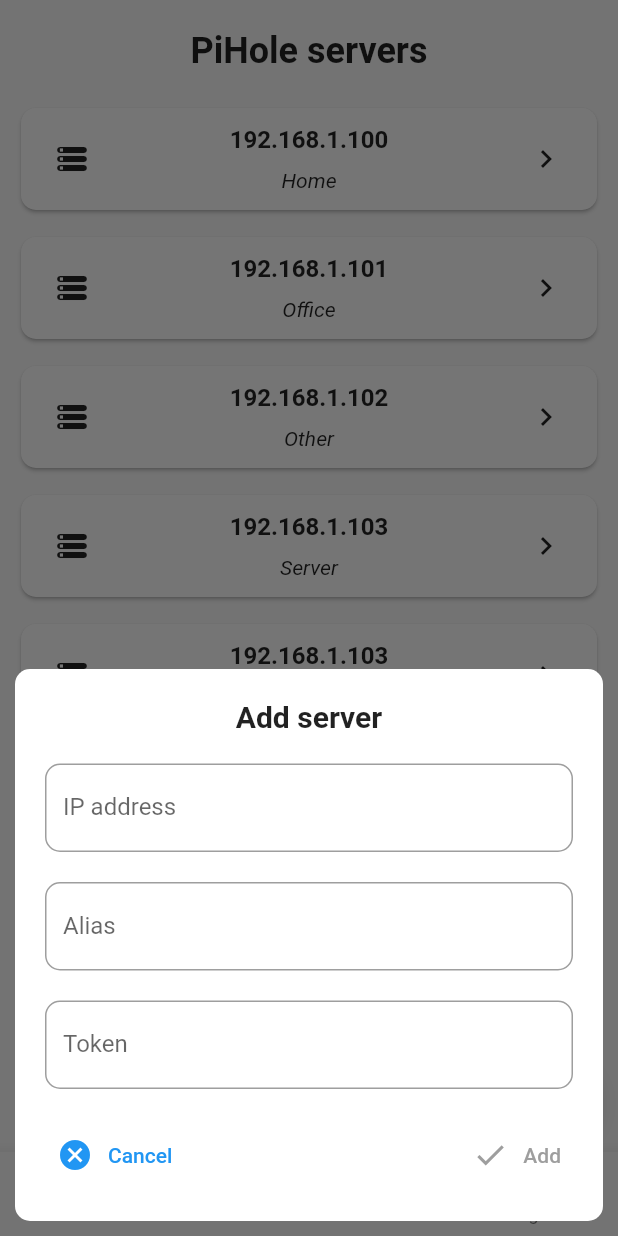
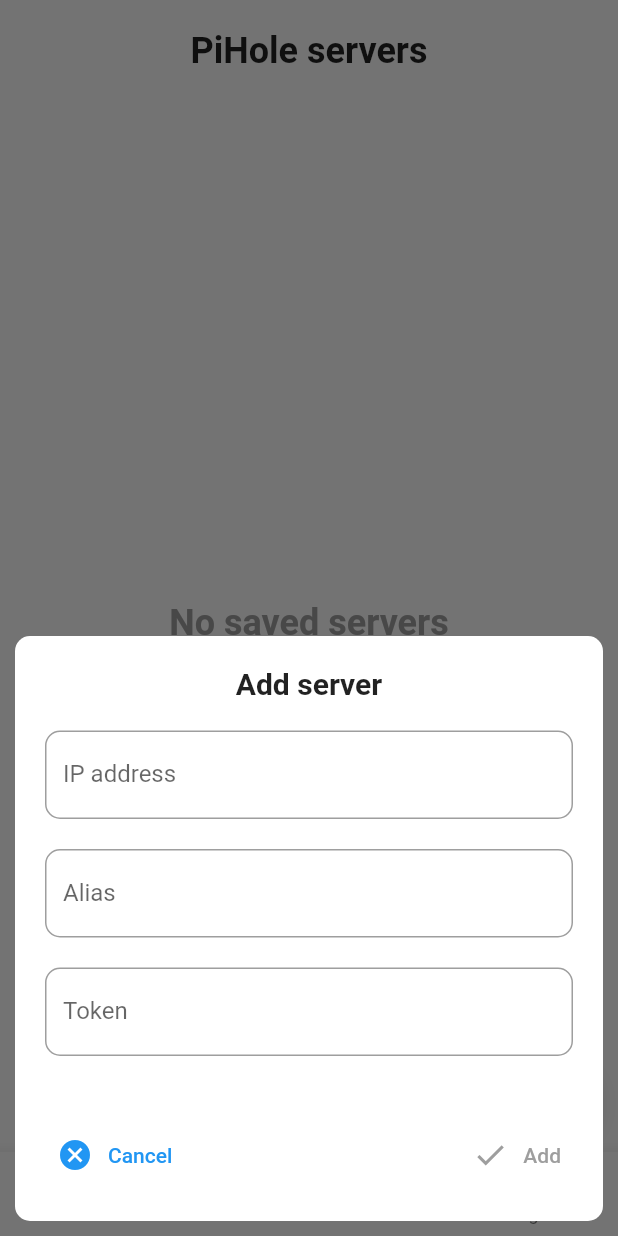
Before and after one commit to JGeek00/droid-hole, a Flutter app: the screen it shows after launch, item 2 of the bottom bar chosen, after a tap on the "add" icon, on a phone screen of 412 x 824 dp. Run offline on Flutter 3.47's test engine with Material 2 defaults, Android fonts, the phone set to English and light mode, and no system bars.

Commit message:
Added servers provider

```diff
--- a/lib/functions/modal_bottom_sheet.dart
+++ b/lib/functions/modal_bottom_sheet.dart
@@ -1,9 +1,13 @@
+import 'package:droid_hole/providers/servers_provider.dart';
+import 'package:flutter/material.dart';
+import 'package:provider/provider.dart';
+
 import 'package:droid_hole/widgets/add_server_modal.dart';
-import 'package:flutter/material.dart';
-
 import 'package:droid_hole/widgets/enable_disable_modal.dart';
 
 void openModalBottomSheet(BuildContext context, String sheet) {
+  final serversProvider = Provider.of<ServersProvider>(context, listen: false);
+
   showModalBottomSheet(
     context: context,
     isScrollControlled: true,
@@ -18,7 +22,10 @@ void openModalBottomSheet(BuildContext context, String sheet) {
         case 'addServer':
           return AddServerModal(
             onCancel: () => {Navigator.pop(context)},
-            onConfirm: (time) => {},
+            onConfirm: (server) {
+              serversProvider.addServer(server);
+              Navigator.pop(context);
+            },
           );
 
         default:
--- a/lib/main.dart
+++ b/lib/main.dart
@@ -1,9 +1,22 @@
+import 'package:droid_hole/providers/servers_provider.dart';
 import 'package:flutter/material.dart';
 
 import 'package:droid_hole/screens/base.dart';
+import 'package:provider/provider.dart';
 
 void main() {
-  runApp(const DroidHole());
+  WidgetsFlutterBinding.ensureInitialized();
+  ServersProvider serversProvider = ServersProvider();
+  runApp(
+    MultiProvider(
+      providers: [
+        ChangeNotifierProvider(
+          create: ((context) => serversProvider),
+        )
+      ],
+      child: const DroidHole(),
+    )
+  );
 }
 
 class DroidHole extends StatefulWidget {
--- a/lib/models/server.dart
+++ b/lib/models/server.dart
@@ -1,11 +1,11 @@
 class Server {
   final String ipAddress;
-  final String alias;
+  final String? alias;
   final String token;
 
   const Server({
     required this.ipAddress,
-    required this.alias,
+    this.alias,
     required this.token
   });
 }
--- /dev/null
+++ b/lib/providers/servers_provider.dart
@@ -0,0 +1,22 @@
+import 'package:flutter/material.dart';
+
+import 'package:droid_hole/models/server.dart';
+
+class ServersProvider with ChangeNotifier {
+  List<Server> _serversList = [];
+
+  List<Server> get getServersList {
+    return _serversList;
+  }
+
+  void addServer(Server server) {
+    _serversList.add(server);
+    notifyListeners();
+  }
+
+  void removeServer(String serverIp) {
+    List<Server> newServers = _serversList.where((server) => server.ipAddress != serverIp).toList();
+    _serversList = newServers;
+    notifyListeners();
+  }
+}
--- a/lib/screens/servers.dart
+++ b/lib/screens/servers.dart
@@ -1,37 +1,17 @@
+import 'package:flutter/material.dart';
+import 'package:provider/provider.dart';
+
 import 'package:droid_hole/models/server.dart';
-import 'package:flutter/material.dart';
+import 'package:droid_hole/providers/servers_provider.dart';
 
 class Servers extends StatelessWidget {
   const Servers({Key? key}) : super(key: key);
 
   @override
   Widget build(BuildContext context) {
-    double height = MediaQuery.of(context).size.height;
-    List servers = [
-      Server(ipAddress: '192.168.1.100', alias: 'Home', token: '123456'),
-      Server(ipAddress: '192.168.1.101', alias: 'Office', token: '123456'),
-      Server(ipAddress: '192.168.1.102', alias: 'Other', token: '123456'),
-      Server(ipAddress: '192.168.1.103', alias: 'Server', token: '123456'),
-      Server(ipAddress: '192.168.1.103', alias: 'Server', token: '123456'),
-      Server(ipAddress: '192.168.1.103', alias: 'Server', token: '123456'),
-      Server(ipAddress: '192.168.1.103', alias: 'Server', token: '123456'),
-      Server(ipAddress: '192.168.1.103', alias: 'Server', token: '123456'),
-      Server(ipAddress: '192.168.1.103', alias: 'Server', token: '123456'),
-      Server(ipAddress: '192.168.1.103', alias: 'Server', token: '123456'),
-      Server(ipAddress: '192.168.1.103', alias: 'Server', token: '123456'),
-      Server(ipAddress: '192.168.1.103', alias: 'Server', token: '123456'),
-      Server(ipAddress: '192.168.1.103', alias: 'Server', token: '123456'),
-      Server(ipAddress: '192.168.1.103', alias: 'Server', token: '123456'),
-      Server(ipAddress: '192.168.1.103', alias: 'Server', token: '123456'),
-      Server(ipAddress: '192.168.1.103', alias: 'Server', token: '123456'),
-      Server(ipAddress: '192.168.1.103', alias: 'Server', token: '123456'),
-      Server(ipAddress: '192.168.1.103', alias: 'Server', token: '123456'),
-      Server(ipAddress: '192.168.1.103', alias: 'Server', token: '123456'),
-      Server(ipAddress: '192.168.1.103', alias: 'Server', token: '123456'),
-      Server(ipAddress: '192.168.1.103', alias: 'Server', token: '123456'),
-      Server(ipAddress: '192.168.1.103', alias: 'Server', token: '123456'),
-      Server(ipAddress: '192.168.1.103', alias: 'Server', token: '123456'),
-    ];
+    final serversProvider = Provider.of<ServersProvider>(context);
+    List<Server> servers = serversProvider.getServersList;
+
     return Column(
       children: [
         const Padding(
@@ -50,7 +30,8 @@ class Servers extends StatelessWidget {
           ),
         ),
         Expanded(
-          child: ListView.builder(
+          child: servers.isNotEmpty ?
+            ListView.builder(
               itemCount: servers.length,
               itemBuilder: (context, index) => Padding(
                 padding: const EdgeInsets.symmetric(
@@ -79,13 +60,17 @@ class Servers extends StatelessWidget {
                                 fontWeight: FontWeight.bold
                               ),
                             ),
+                            if (servers[index].alias != null) Column(
+                              children: [
                                 const SizedBox(height: 10),
                                 Text(
-                            servers[index].alias,
+                                  servers[index].alias!,
                                   style: const TextStyle(
                                     fontSize: 14,
                                     fontStyle: FontStyle.italic
                                   ),
+                                )
+                              ],
                             )
                           ],
                         ),
@@ -98,7 +83,20 @@ class Servers extends StatelessWidget {
                   ),
                 ),
               )
+            )
+            : const SizedBox(
+                height: double.maxFinite,
+                child: Center(
+                  child: Text(
+                    "No saved servers",
+                    style: TextStyle(
+                      fontSize: 24,
+                      color: Colors.grey,
+                      fontWeight: FontWeight.bold
                     ),
+                  ),
+                ),
+              )
         ),
       ],
     );
--- a/lib/widgets/add_server_modal.dart
+++ b/lib/widgets/add_server_modal.dart
@@ -1,8 +1,10 @@
 import 'package:flutter/material.dart';
+
+import 'package:droid_hole/models/server.dart';
 
 class AddServerModal extends StatefulWidget {
   final void Function() onCancel;
-  final void Function(int) onConfirm;
+  final void Function(Server) onConfirm;
 
   const AddServerModal({
     Key? key,
@@ -57,7 +59,7 @@ class _AddServerModalState extends State<AddServerModal> {
       padding: mediaQueryData.viewInsets,
       child: AnimatedContainer(
         duration: const Duration(milliseconds: 250),
-        height: 368,
+        height: 390,
         curve: Curves.easeInOut,
         padding: const EdgeInsets.all(20),
         margin: const EdgeInsets.all(10),
@@ -160,7 +162,13 @@ class _AddServerModalState extends State<AddServerModal> {
                       ),
                       TextButton(
                         onPressed: _isDataValid() == true
-                          ? () => widget.onConfirm(1)
+                          ? () => widget.onConfirm(
+                            Server(
+                              ipAddress: ipFieldController.text,
+                              alias: aliasFieldController.text,
+                              token: tokenFieldController.text,
+                            ),
+                          )
                           : null,
                         style: ButtonStyle(
                           overlayColor: MaterialStateProperty.all(
--- a/pubspec.yaml
+++ b/pubspec.yaml
@@ -34,6 +34,7 @@ dependencies:
   # The following adds the Cupertino Icons font to your application.
   # Use with the CupertinoIcons class for iOS style icons.
   cupertino_icons: ^1.0.2
+  provider: ^6.0.3
 
 dev_dependencies:
   flutter_test:
```
Also changed, not shown: pubspec.lock. Lines whose indentation alone changed are shown as unchanged.
